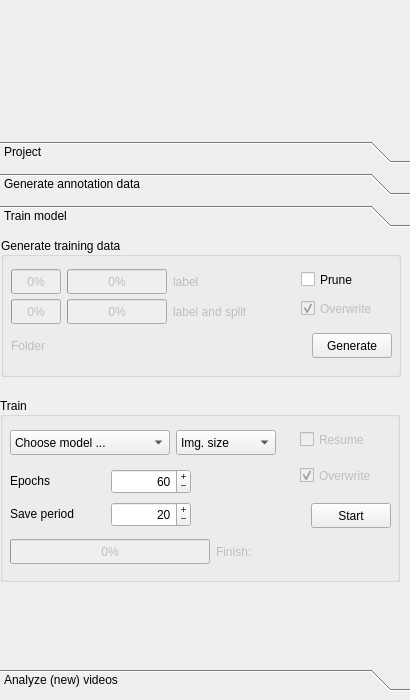
Qt form octron/qt_gui/octron.ui (horsto/OCTRON-GUI) before a commit.
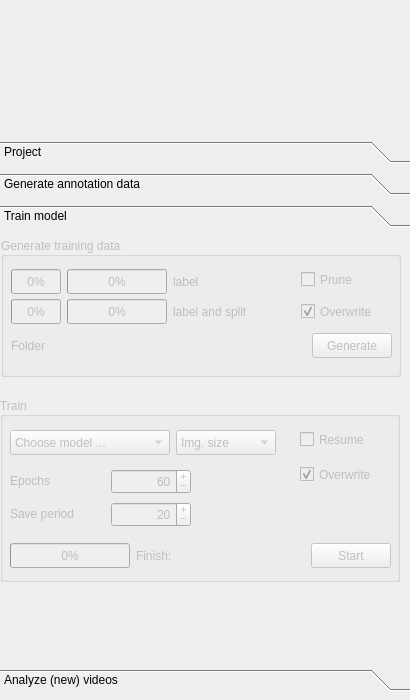
The same form after that commit. The open tabs and pages were chosen to show the change. Icons and pictures are not drawn.

Commit message: Populate YOLO models list in GUI

```diff
--- a/octron/qt_gui/octron.ui
+++ b/octron/qt_gui/octron.ui
@@ -1166,6 +1166,9 @@
         <layout class="QVBoxLayout" name="train_vertical_layout" stretch="0,0">
          <item alignment="Qt::AlignmentFlag::AlignHCenter|Qt::AlignmentFlag::AlignTop">
           <widget class="QGroupBox" name="train_generate_groupbox">
+           <property name="enabled">
+            <bool>false</bool>
+           </property>
            <property name="sizePolicy">
             <sizepolicy hsizetype="Fixed" vsizetype="Fixed">
              <horstretch>0</horstretch>
@@ -1412,10 +1415,13 @@
               <x>300</x>
               <y>30</y>
               <width>90</width>
-              <height>51</height>
+              <height>53</height>
              </rect>
             </property>
             <layout class="QVBoxLayout" name="train_checkboxes_verticalLayout">
+             <property name="spacing">
+              <number>10</number>
+             </property>
              <item>
               <widget class="QCheckBox" name="train_prune_checkBox">
                <property name="minimumSize">
@@ -1525,6 +1531,9 @@
          </item>
          <item>
           <widget class="QGroupBox" name="train_train_groupbox">
+           <property name="enabled">
+            <bool>false</bool>
+           </property>
            <property name="sizePolicy">
             <sizepolicy hsizetype="Fixed" vsizetype="Fixed">
              <horstretch>0</horstretch>
@@ -1699,11 +1708,17 @@
              <rect>
               <x>300</x>
               <y>30</y>
-              <width>91</width>
-              <height>101</height>
+              <width>90</width>
+              <height>59</height>
              </rect>
             </property>
             <layout class="QVBoxLayout" name="train_verticalLayout">
+             <property name="spacing">
+              <number>10</number>
+             </property>
+             <property name="bottomMargin">
+              <number>0</number>
+             </property>
              <item alignment="Qt::AlignmentFlag::AlignLeft|Qt::AlignmentFlag::AlignTop">
               <widget class="QCheckBox" name="train_resume_checkBox">
                <property name="enabled">
@@ -1751,31 +1766,6 @@
                </property>
               </widget>
              </item>
-             <item alignment="Qt::AlignmentFlag::AlignRight|Qt::AlignmentFlag::AlignBottom">
-              <widget class="QPushButton" name="start_stop_training_btn">
-               <property name="sizePolicy">
-                <sizepolicy hsizetype="Fixed" vsizetype="Fixed">
-                 <horstretch>0</horstretch>
-                 <verstretch>0</verstretch>
-                </sizepolicy>
-               </property>
-               <property name="minimumSize">
-                <size>
-                 <width>80</width>
-                 <height>25</height>
-                </size>
-               </property>
-               <property name="maximumSize">
-                <size>
-                 <width>80</width>
-                 <height>25</height>
-                </size>
-               </property>
-               <property name="text">
-                <string>Start</string>
-               </property>
-              </widget>
-             </item>
             </layout>
            </widget>
            <widget class="QWidget" name="">
@@ -1853,7 +1843,7 @@
               <x>10</x>
               <y>140</y>
               <width>381</width>
-              <height>29</height>
+              <height>37</height>
              </rect>
             </property>
             <layout class="QHBoxLayout" name="epochs_horizontalLayout">
@@ -1870,13 +1860,13 @@
                </property>
                <property name="minimumSize">
                 <size>
-                 <width>200</width>
+                 <width>120</width>
                  <height>25</height>
                 </size>
                </property>
                <property name="maximumSize">
                 <size>
-                 <width>200</width>
+                 <width>120</width>
                  <height>25</height>
                 </size>
                </property>
@@ -1916,6 +1906,31 @@
                </property>
               </widget>
              </item>
+             <item alignment="Qt::AlignmentFlag::AlignRight|Qt::AlignmentFlag::AlignVCenter">
+              <widget class="QPushButton" name="start_stop_training_btn">
+               <property name="sizePolicy">
+                <sizepolicy hsizetype="Fixed" vsizetype="Fixed">
+                 <horstretch>0</horstretch>
+                 <verstretch>0</verstretch>
+                </sizepolicy>
+               </property>
+               <property name="minimumSize">
+                <size>
+                 <width>80</width>
+                 <height>25</height>
+                </size>
+               </property>
+               <property name="maximumSize">
+                <size>
+                 <width>80</width>
+                 <height>25</height>
+                </size>
+               </property>
+               <property name="text">
+                <string>Start</string>
+               </property>
+              </widget>
+             </item>
             </layout>
            </widget>
           </widget>
```
Left out of the diff: 9 changed lines with no effect on the pictures. The commit also changes 4 other files.
